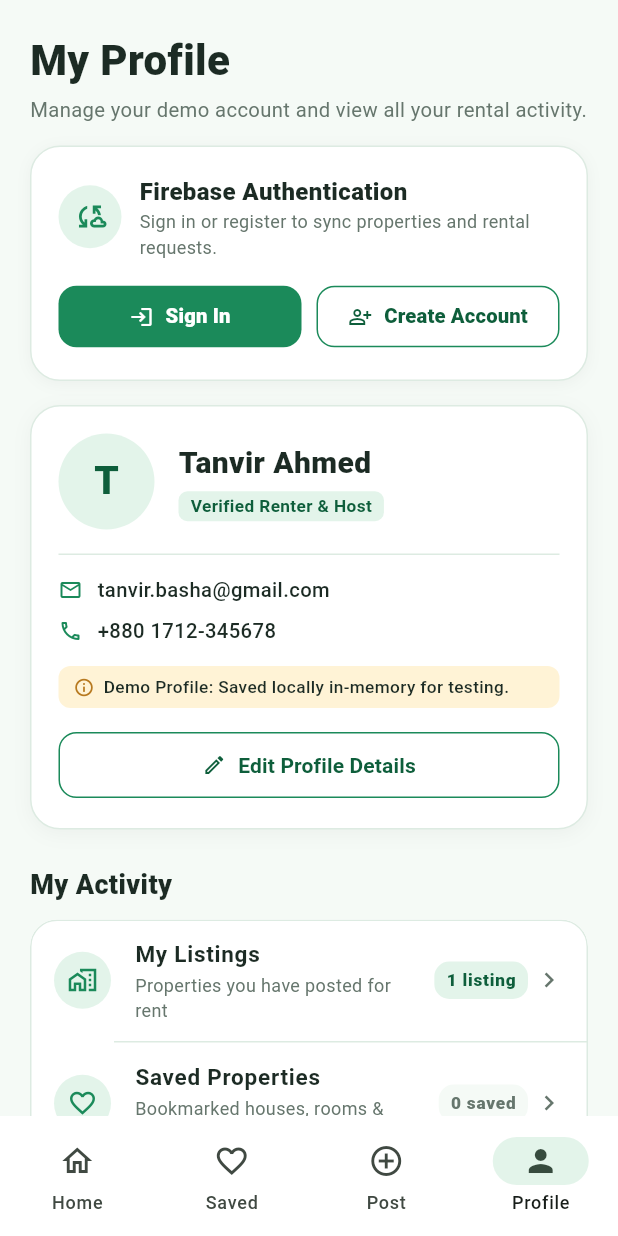
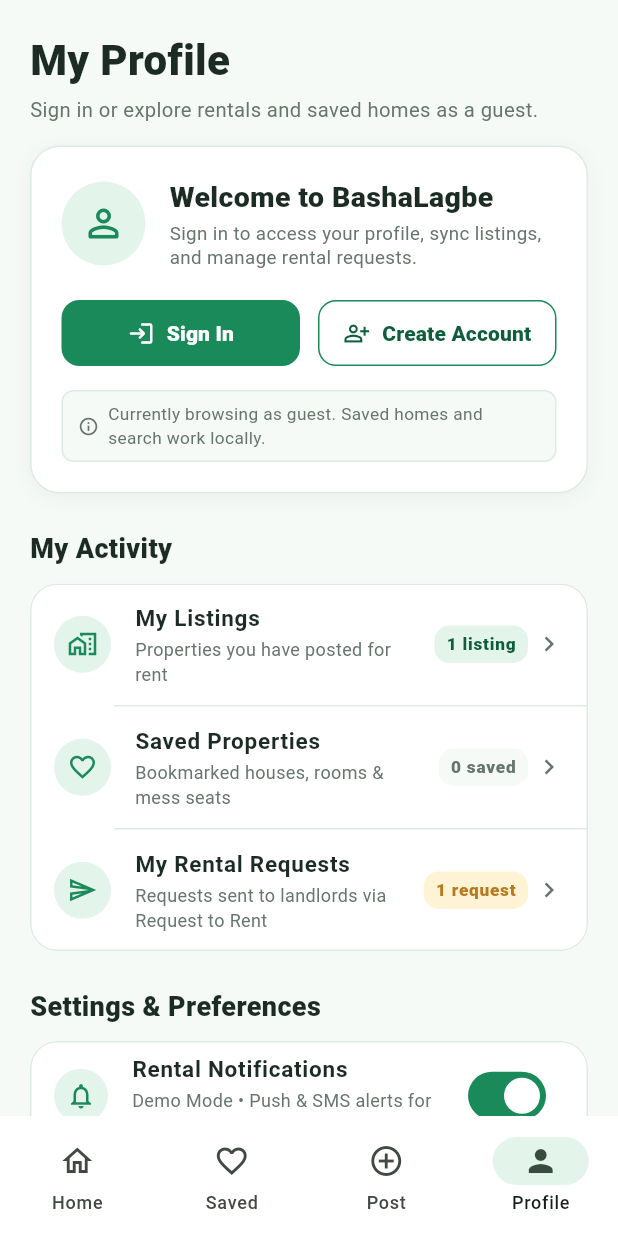
Before and after one commit to abdullahaburaihan/BashaLagbe, a Flutter app: the screen it shows after launch, item 4 of the bottom bar chosen, on a phone screen of 412 x 824 dp. Run offline on Flutter 3.47's test engine with Material 3 defaults, Android fonts, the phone set to English and light mode, and no system bars; our stand-ins replace firebase_auth, firebase_core, image_picker; accounts and stored records are empty.

Commit message:
refactor: remove demo profile from signed-out view and display clear sign-in/register actions

```diff
--- a/lib/profile_screen.dart
+++ b/lib/profile_screen.dart
@@ -236,8 +236,6 @@
 
   @override
   Widget build(BuildContext context) {
-    final profile = widget.profile;
-
     return SafeArea(
       child: Center(
         child: ConstrainedBox(
@@ -263,9 +261,11 @@
                         ),
                       ),
                       const SizedBox(height: 4),
-                      const Text(
-                        'Manage your demo account and view all your rental activity.',
-                        style: TextStyle(
+                      Text(
+                        widget.firebaseUser != null
+                            ? 'Manage your account and view all your rental activity.'
+                            : 'Sign in or explore rentals and saved homes as a guest.',
+                        style: const TextStyle(
                           fontSize: 13.5,
                           color: AppColors.textMuted,
                         ),
@@ -276,19 +276,14 @@
               ),
 
               // -------------------------------------------------------------
-              // Profile Identity Card (Firebase Authenticated or Auth Sync + Demo)
+              // Profile Identity Card (Firebase Authenticated or Sign-In Prompt)
               // -------------------------------------------------------------
               SliverToBoxAdapter(
                 child: Padding(
                   padding: const EdgeInsets.fromLTRB(20, 0, 20, 16),
                   child: widget.firebaseUser != null
                       ? _buildFirebaseAuthCard(widget.firebaseUser!)
-                      : Column(
-                          children: [
-                            _buildFirebaseSignInCard(),
-                            _buildDemoProfileCard(profile),
-                          ],
-                        ),
+                      : _buildSignedOutCard(),
                 ),
               ),
 
@@ -867,104 +862,9 @@
     );
   }
 
-  Widget _buildFirebaseSignInCard() {
+  Widget _buildSignedOutCard() {
     return Container(
-      margin: const EdgeInsets.only(bottom: 16),
-      padding: const EdgeInsets.all(18),
-      decoration: BoxDecoration(
-        color: Colors.white,
-        borderRadius: BorderRadius.circular(20),
-        border: Border.all(color: AppColors.border),
-        boxShadow: [
-          BoxShadow(
-            color: Colors.black.withValues(alpha: 0.04),
-            blurRadius: 8,
-            offset: const Offset(0, 2),
-          ),
-        ],
-      ),
-      child: Column(
-        crossAxisAlignment: CrossAxisAlignment.start,
-        children: [
-          Row(
-            children: [
-              Container(
-                width: 42,
-                height: 42,
-                decoration: const BoxDecoration(
-                  color: AppColors.lightGreen,
-                  shape: BoxShape.circle,
-                ),
-                child: const Icon(Icons.cloud_sync_outlined, color: AppColors.green, size: 22),
-              ),
-              const SizedBox(width: 12),
-              const Expanded(
-                child: Column(
-                  crossAxisAlignment: CrossAxisAlignment.start,
-                  children: [
-                    Text(
-                      'Firebase Authentication',
-                      style: TextStyle(
-                        fontSize: 16,
-                        fontWeight: FontWeight.w800,
-                        color: AppColors.textDark,
-                      ),
-                    ),
-                    Text(
-                      'Sign in or register to sync properties and rental requests.',
-                      style: TextStyle(fontSize: 12, color: AppColors.textMuted),
-                    ),
-                  ],
-                ),
-              ),
-            ],
-          ),
-          const SizedBox(height: 14),
-          Row(
-            children: [
-              Expanded(
-                child: FilledButton.icon(
-                  onPressed: () => _openAuthSheet(isRegister: false),
-                  style: FilledButton.styleFrom(
-                    backgroundColor: AppColors.green,
-                    foregroundColor: Colors.white,
-                    padding: const EdgeInsets.symmetric(vertical: 11),
-                    shape: RoundedRectangleBorder(borderRadius: BorderRadius.circular(12)),
-                  ),
-                  icon: const Icon(Icons.login, size: 16),
-                  label: const Text(
-                    'Sign In',
-                    style: TextStyle(fontSize: 13.5, fontWeight: FontWeight.w800),
-                  ),
-                ),
-              ),
-              const SizedBox(width: 10),
-              Expanded(
-                child: OutlinedButton.icon(
-                  onPressed: () => _openAuthSheet(isRegister: true),
-                  style: OutlinedButton.styleFrom(
-                    foregroundColor: AppColors.darkGreen,
-                    side: const BorderSide(color: AppColors.green),
-                    padding: const EdgeInsets.symmetric(vertical: 11),
-                    shape: RoundedRectangleBorder(borderRadius: BorderRadius.circular(12)),
-                  ),
-                  icon: const Icon(Icons.person_add_alt_outlined, size: 16),
-                  label: const Text(
-                    'Create Account',
-                    style: TextStyle(fontSize: 13.5, fontWeight: FontWeight.w800),
-                  ),
-                ),
-              ),
-            ],
-          ),
-        ],
-      ),
-    );
-  }
-
-  Widget _buildDemoProfileCard(UserProfile profile) {
-    return Container(
-      padding: const EdgeInsets.all(18),
+      padding: const EdgeInsets.all(20),
       decoration: BoxDecoration(
         color: Colors.white,
         borderRadius: BorderRadius.circular(20),
@@ -982,63 +882,39 @@
         children: [
           Row(
             children: [
-              // Avatar
               Container(
-                width: 64,
-                height: 64,
+                width: 56,
+                height: 56,
                 decoration: const BoxDecoration(
                   color: AppColors.lightGreen,
                   shape: BoxShape.circle,
                 ),
-                child: Center(
-                  child: Text(
-                    profile.name.trim().isNotEmpty
-                        ? profile.name.trim().substring(0, 1).toUpperCase()
-                        : 'U',
-                    style: const TextStyle(
-                      fontSize: 26,
-                      fontWeight: FontWeight.w800,
-                      color: AppColors.darkGreen,
-                    ),
-                  ),
+                child: const Icon(
+                  Icons.person_outline_rounded,
+                  color: AppColors.green,
+                  size: 30,
                 ),
               ),
               const SizedBox(width: 16),
-              // Name & Role
-              Expanded(
+              const Expanded(
                 child: Column(
                   crossAxisAlignment: CrossAxisAlignment.start,
                   children: [
-                    Row(
-                      children: [
-                        Flexible(
-                          child: Text(
-                            profile.name,
-                            style: const TextStyle(
-                              fontSize: 20,
-                              fontWeight: FontWeight.w800,
-                              color: AppColors.textDark,
-                            ),
-                            maxLines: 1,
-                            overflow: TextOverflow.ellipsis,
-                          ),
-                        ),
-                      ],
+                    Text(
+                      'Welcome to BashaLagbe',
+                      style: TextStyle(
+                        fontSize: 19,
+                        fontWeight: FontWeight.w800,
+                        color: AppColors.textDark,
+                      ),
                     ),
-                    const SizedBox(height: 4),
-                    Container(
-                      padding: const EdgeInsets.symmetric(horizontal: 8, vertical: 2),
-                      decoration: BoxDecoration(
-                        color: AppColors.lightGreen,
-                        borderRadius: BorderRadius.circular(6),
-                      ),
-                      child: Text(
-                        profile.role,
-                        style: const TextStyle(
-                          fontSize: 11.5,
-                          fontWeight: FontWeight.w700,
-                          color: AppColors.darkGreen,
-                        ),
+                    SizedBox(height: 3),
+                    Text(
+                      'Sign in to access your profile, sync listings, and manage rental requests.',
+                      style: TextStyle(
+                        fontSize: 12.5,
+                        color: AppColors.textMuted,
+                        height: 1.3,
                       ),
                     ),
                   ],
@@ -1046,93 +922,70 @@
               ),
             ],
           ),
-
-          const SizedBox(height: 16),
-          const Divider(height: 1, color: AppColors.border),
-          const SizedBox(height: 14),
-
-          // Contact Info
+          const SizedBox(height: 18),
           Row(
             children: [
-              const Icon(Icons.email_outlined, size: 16, color: AppColors.green),
-              const SizedBox(width: 10),
               Expanded(
-                child: Text(
-                  profile.email,
-                  style: const TextStyle(
-                    fontSize: 13.5,
-                    color: AppColors.textDark,
-                    fontWeight: FontWeight.w500,
+                child: FilledButton.icon(
+                  onPressed: () => _openAuthSheet(isRegister: false),
+                  style: FilledButton.styleFrom(
+                    backgroundColor: AppColors.green,
+                    foregroundColor: Colors.white,
+                    padding: const EdgeInsets.symmetric(vertical: 12),
+                    shape: RoundedRectangleBorder(
+                      borderRadius: BorderRadius.circular(12),
+                    ),
+                  ),
+                  icon: const Icon(Icons.login_rounded, size: 18),
+                  label: const Text(
+                    'Sign In',
+                    style: TextStyle(fontSize: 14, fontWeight: FontWeight.w800),
+                  ),
+                ),
+              ),
+              const SizedBox(width: 12),
+              Expanded(
+                child: OutlinedButton.icon(
+                  onPressed: () => _openAuthSheet(isRegister: true),
+                  style: OutlinedButton.styleFrom(
+                    foregroundColor: AppColors.darkGreen,
+                    side: const BorderSide(color: AppColors.green),
+                    padding: const EdgeInsets.symmetric(vertical: 12),
+                    shape: RoundedRectangleBorder(
+                      borderRadius: BorderRadius.circular(12),
+                    ),
+                  ),
+                  icon: const Icon(Icons.person_add_alt_outlined, size: 18),
+                  label: const Text(
+                    'Create Account',
+                    style: TextStyle(fontSize: 14, fontWeight: FontWeight.w800),
                   ),
                 ),
               ),
             ],
           ),
-          const SizedBox(height: 8),
-          Row(
-            children: [
-              const Icon(Icons.phone_outlined, size: 16, color: AppColors.green),
-              const SizedBox(width: 10),
-              Expanded(
-                child: Text(
-                  profile.phone,
-                  style: const TextStyle(
-                    fontSize: 13.5,
-                    color: AppColors.textDark,
-                    fontWeight: FontWeight.w500,
-                  ),
-                ),
-              ),
-            ],
-          ),
-
           const SizedBox(height: 14),
-
-          // Demo profile disclosure notice
           Container(
-            padding: const EdgeInsets.symmetric(horizontal: 10, vertical: 6),
+            padding: const EdgeInsets.symmetric(horizontal: 10, vertical: 7),
             decoration: BoxDecoration(
-              color: AppColors.amberLight,
+              color: AppColors.background,
               borderRadius: BorderRadius.circular(8),
+              border: Border.all(color: AppColors.border),
             ),
             child: const Row(
               children: [
-                Icon(Icons.info_outline, size: 14, color: AppColors.amber),
+                Icon(Icons.info_outline, size: 14, color: AppColors.textMuted),
                 SizedBox(width: 6),
                 Expanded(
                   child: Text(
-                    'Demo Profile: Saved locally in-memory for testing.',
+                    'Currently browsing as guest. Saved homes and search work locally.',
                     style: TextStyle(
                       fontSize: 11.5,
-                      color: AppColors.textDark,
-                      fontWeight: FontWeight.w500,
+                      color: AppColors.textMuted,
                     ),
                   ),
                 ),
               ],
-            ),
-          ),
-
-          const SizedBox(height: 14),
-
-          // Edit Profile Button
-          SizedBox(
-            width: double.infinity,
-            child: OutlinedButton.icon(
-              onPressed: _openEditProfileSheet,
-              style: OutlinedButton.styleFrom(
-                foregroundColor: AppColors.darkGreen,
-                side: const BorderSide(color: AppColors.green),
-                padding: const EdgeInsets.symmetric(vertical: 12),
-                shape: RoundedRectangleBorder(
-                  borderRadius: BorderRadius.circular(12),
-                ),
-              ),
-              icon: const Icon(Icons.edit_outlined, size: 16),
-              label: const Text(
-                'Edit Profile Details',
-                style: TextStyle(fontSize: 14, fontWeight: FontWeight.w700),
-              ),
             ),
           ),
         ],
@@ -1240,7 +1093,7 @@
                   const SizedBox(width: 10),
                   const Expanded(
                     child: Text(
-                      'Edit Demo Profile',
+                      'Edit Profile',
                       style: TextStyle(
                         fontSize: 20,
                         fontWeight: FontWeight.w800,
@@ -1261,18 +1114,18 @@
               Container(
                 padding: const EdgeInsets.all(12),
                 decoration: BoxDecoration(
-                  color: AppColors.amberLight,
+                  color: AppColors.lightGreen,
                   borderRadius: BorderRadius.circular(12),
-                  border: Border.all(color: AppColors.amber.withAlpha(90)),
+                  border: Border.all(color: AppColors.green.withValues(alpha: 0.3)),
                 ),
                 child: const Row(
                   crossAxisAlignment: CrossAxisAlignment.start,
                   children: [
-                    Icon(Icons.info_outline, size: 20, color: AppColors.amber),
+                    Icon(Icons.info_outline, size: 20, color: AppColors.green),
                     SizedBox(width: 8),
                     Expanded(
                       child: Text(
-                        'Local Demo Mode: Changes are preserved locally while the app is running. This is not tied to a remote backend.',
+                        'Updating your profile syncs your display name across BashaLagbe.',
                         style: TextStyle(
                           fontSize: 12.5,
                           height: 1.35,
```
Also changed, not shown: lib/auth_sheet.dart (line endings or trailing spaces), 1 other file.
